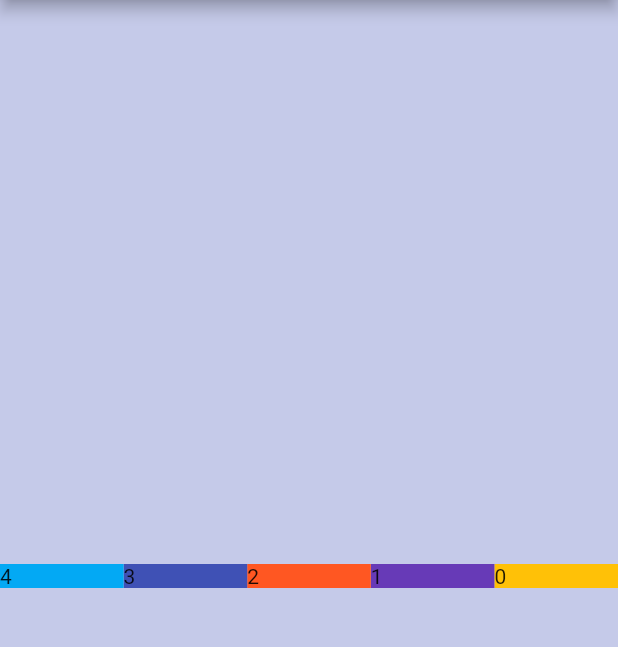
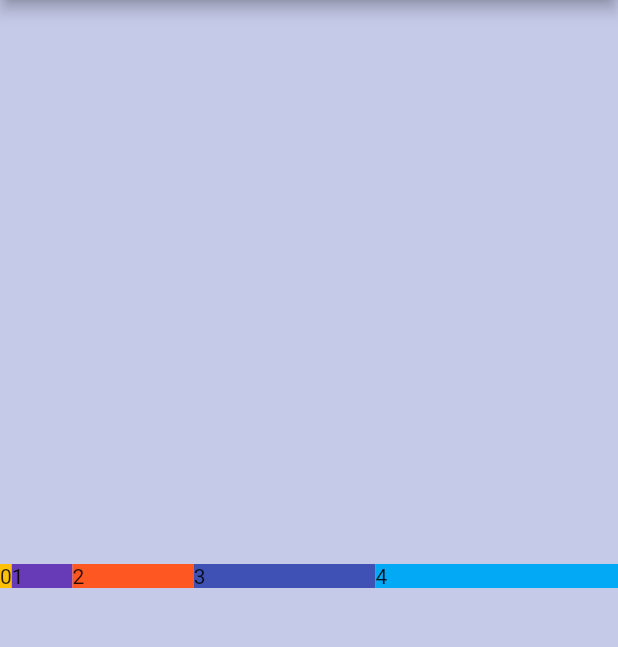
Before and after one commit to ozgursarikamis/flutter-layouts, a Flutter app: the screen it shows after launch, on a phone screen of 412 x 824 dp, the part 84-731 px from its top. Run offline on Flutter 3.47's test engine with Material 2 defaults, Android fonts, the phone set to English and light mode, and no system bars.

Commit message:
Expanded Widget: flex attribute

```diff
--- a/lib/main.dart
+++ b/lib/main.dart
@@ -34,8 +34,8 @@ class Home extends StatelessWidget {
       width: sizeX,
       height: sizeY,
       child: Row(
-        verticalDirection: VerticalDirection.down,
-        textDirection: TextDirection.rtl,
+        // verticalDirection: VerticalDirection.down,
+        // textDirection: TextDirection.rtl,
         mainAxisAlignment: MainAxisAlignment.spaceAround,
         crossAxisAlignment: CrossAxisAlignment.center,
         children: createSquares(5),
@@ -57,12 +57,13 @@ class Home extends StatelessWidget {
 
     while (i < numSquares) {
       Expanded square = Expanded(
+          flex: i,
           child: Container(
-        color: colors[i],
-        // width: 60,
-        // height: 60,
-        child: Text(i.toString()),
-      ));
+            color: colors[i],
+            // width: 60,
+            // height: 60,
+            child: Text(i.toString()),
+          ));
       i++;
 
       squares.add(square);
```
